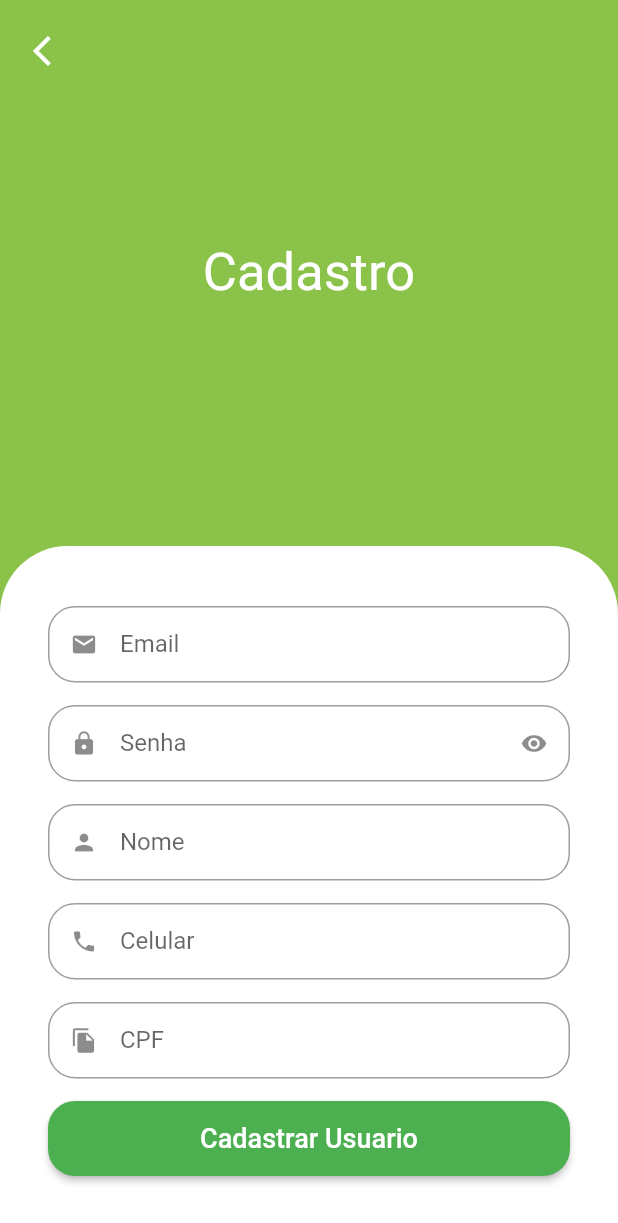
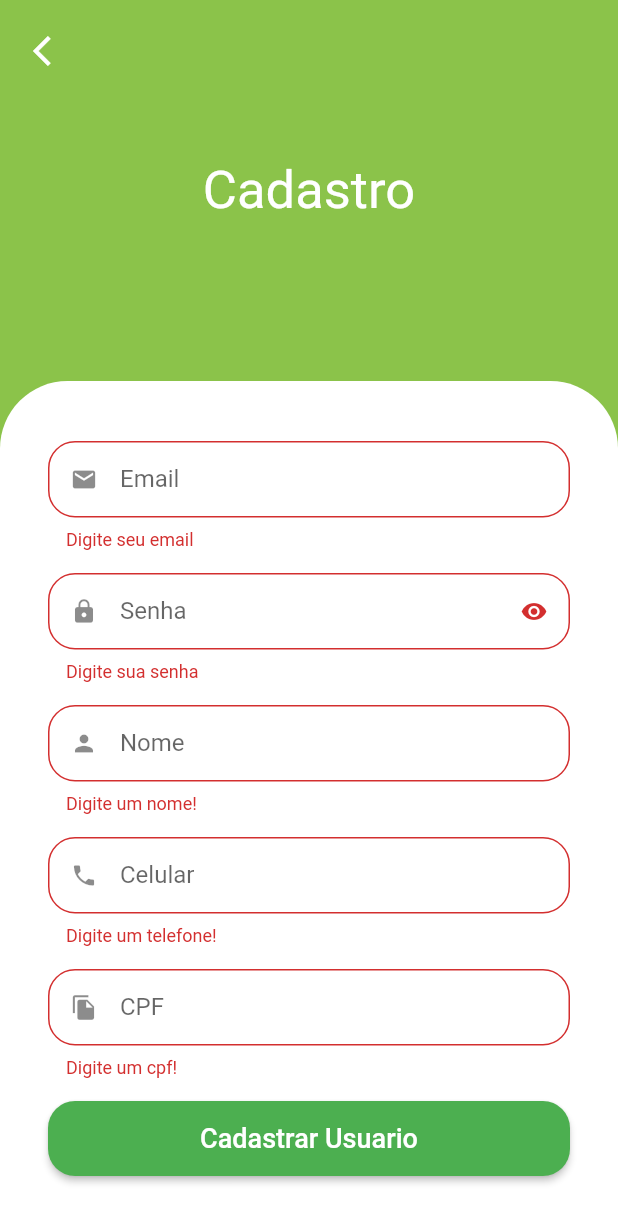
Before and after one commit to jauumgod/greengrocer_flutter, a Flutter app: the SignUpScreen screen opened by its route, after a tap on "Cadastrar Usuario", on a phone screen of 412 x 824 dp. Shown: the top 1223 px of the screen. Run offline on Flutter 3.47's test engine with Material 2 defaults, Android fonts, the phone set to English and light mode, and no system bars; our stand-ins replace animated_text_kit, dio, flutter_secure_storage, fluttertoast, freezed_annotation, get and 3 more; missing offline and left inert: add_to_cart_animation; accounts and stored records are empty.

```diff
--- a/lib/src/pages/auth/controller/auth_controller.dart
+++ b/lib/src/pages/auth/controller/auth_controller.dart
@@ -27,8 +27,7 @@ class AuthController extends GetxController {
     if (token == null) {
       Get.offAllNamed(PagesRoutes.signInRoute);
       return;
-    }
-    else{
+    } else {
       AuthResult result = await authRepository.validateToken(token);
 
       result.when(
@@ -41,12 +40,9 @@ class AuthController extends GetxController {
         },
       );
     }
-
-
   }
 
   Future<void> signOut() async {
-
     //zerar user
     user = UserModel();
     //remover token
--- a/lib/src/pages/auth/view/sign_in_screen.dart
+++ b/lib/src/pages/auth/view/sign_in_screen.dart
@@ -4,6 +4,7 @@ import 'package:get/get.dart';
 import 'package:greengrocer/src/config/custom_colors.dart';
 import 'package:greengrocer/src/pages/common_widgets/app_name_widget.dart';
 import '../../../pages_routes/app_pages.dart';
+import '../../../services/validators.dart';
 import '../components/custom_text_field.dart';
 import '../controller/auth_controller.dart';
 
@@ -78,15 +79,7 @@ class SignScreen extends StatelessWidget {
                           controller: emailController,
                           icon: Icons.email,
                           label: 'Email',
-                          validator: (email) {
-                            if (email == null || email.isEmpty)
-                              return 'Digite seu email';
-
-                            if (!email.isEmail)
-                              return 'Digite um email válido!';
-
-                            return null;
-                          },
+                          validator: emailValidator,
                         ),
                         //SENHA
                         CustomTextField(
@@ -96,15 +89,15 @@ class SignScreen extends StatelessWidget {
                             isSecret: true,
                             validator: (password) {
                               if (password == null || password.isEmpty) {
-                                return 'Digite sua senha';
+                                return "Digite sua senha";
                               }
-
                               if (password.length < 7) {
-                                return 'Digite uma senha com pelo menos 07 caracteres.';
+                                return 'Digite uma senha com pelo menos 7 caracteres.';
                               }
 
                               return null;
-                            }),
+                            },
+                            ),
 
                         //BOTAO DE ENTRAR
                         SizedBox(
--- a/lib/src/pages/auth/view/sign_up_screen.dart
+++ b/lib/src/pages/auth/view/sign_up_screen.dart
@@ -1,6 +1,7 @@
 import 'package:flutter/material.dart';
 import 'package:greengrocer/src/pages/auth/components/custom_text_field.dart';
 import 'package:greengrocer/src/config/custom_colors.dart';
+import 'package:greengrocer/src/services/validators.dart';
 import 'package:mask_text_input_formatter/mask_text_input_formatter.dart';
 
 class SignUpScreen extends StatelessWidget {
@@ -14,7 +15,9 @@ class SignUpScreen extends StatelessWidget {
     mask: '(##)#####-####',
     filter: {'#': RegExp(r'[0-9]')},
   );
+
   final _formKey = GlobalKey<FormState>();
+
 
   @override
   Widget build(BuildContext context) {
@@ -56,23 +59,28 @@ class SignUpScreen extends StatelessWidget {
                     child: Column(
                       crossAxisAlignment: CrossAxisAlignment.stretch,
                       children: [
-                        const CustomTextField(
-                            icon: Icons.email,
-                            label: 'Email',
-                            textInputType: TextInputType.emailAddress,
-                            ),
-                        const CustomTextField(
+                        CustomTextField(
+                          icon: Icons.email,
+                          label: 'Email',
+                          validator: emailValidator,
+                          textInputType: TextInputType.emailAddress,
+                        ),
+                        CustomTextField(
                           icon: Icons.lock,
                           label: 'Senha',
                           isSecret: true,
+                            validator: passwordValidator,
                         ),
-                        const CustomTextField(
-                            icon: Icons.person,
-                            label: 'Nome'),
+                        CustomTextField(
+                          icon: Icons.person,
+                          label: 'Nome',
+                          validator: nameValidator,
+                        ),
                         CustomTextField(
                           icon: Icons.phone,
                           label: 'Celular',
                           inputFormatters: [phoneFormatter],
+                          validator: phoneValidator,
                           textInputType: TextInputType.phone,
                         ),
                         CustomTextField(
@@ -80,6 +88,7 @@ class SignUpScreen extends StatelessWidget {
                           label: 'CPF',
                           inputFormatters: [cpfFormatter],
                           textInputType: TextInputType.number,
+                          validator: cpfValidator,
                         ),
                         SizedBox(
                           height: 50,
@@ -88,7 +97,9 @@ class SignUpScreen extends StatelessWidget {
                                 shape: RoundedRectangleBorder(
                               borderRadius: BorderRadius.circular(18),
                             )),
-                            onPressed: () {},
+                            onPressed: () {
+                              _formKey.currentState!.validate();
+                            },
                             child: const Text(
                               'Cadastrar Usuario',
                               style: TextStyle(
--- a/lib/src/pages/profile/profile_tab.dart
+++ b/lib/src/pages/profile/profile_tab.dart
@@ -2,12 +2,15 @@ import 'package:flutter/material.dart';
 import 'package:greengrocer/src/pages/auth/components/custom_text_field.dart';
 import 'package:greengrocer/src/pages/auth/view/sign_in_screen.dart';
 
+
 class ProfileTab extends StatefulWidget {
   const ProfileTab({super.key});
+
 
   @override
   State<ProfileTab> createState() => _ProfileTabState();
 }
+
 
 class _ProfileTabState extends State<ProfileTab> {
   @override
--- a/lib/src/services/utils_services.dart
+++ b/lib/src/services/utils_services.dart
@@ -5,10 +5,9 @@ import 'package:intl/intl.dart';
 import 'package:intl/date_symbol_data_local.dart';
 
 AndroidOptions _getAndroidOptions() => const AndroidOptions(
-        encryptedSharedPreferences: true,
-      );
+      encryptedSharedPreferences: true,
+    );
 final storage = FlutterSecureStorage(aOptions: _getAndroidOptions());
-
 
 class UtilsServices {
   final storage = const FlutterSecureStorage();
--- /dev/null
+++ b/lib/src/services/validators.dart
@@ -0,0 +1,51 @@
+import 'package:get/get.dart';
+
+String? emailValidator(String? email) {
+  if (email == null || email.isEmpty) {
+    return 'Digite seu email';
+  }
+
+  if (!email.isEmail) return 'Digite um email válido!';
+
+  return null;
+}
+
+String? passwordValidator(password) {
+  if (password == null || password.isEmpty) {
+    return "Digite sua senha";
+  }
+  if (password.length < 7) {
+    return 'Digite uma senha com pelo menos 7 caracteres.';
+  }
+
+  return null;
+}
+
+String? nameValidator(String? name) {
+  if (name == null || name.isEmpty) {
+    return 'Digite um nome!';
+  }
+
+  final names = name.split(" ");
+  if (names.length == 1) return "Digite seu nome completo";
+
+  return null;
+}
+
+String? phoneValidator(String? phone) {
+  if (phone == null || phone.isEmpty) {
+    return 'Digite um telefone!';
+  }
+  if (!phone.isPhoneNumber || phone.length < 14){
+    return "Digite um numero valido";}
+
+  return null;
+}
+
+String? cpfValidator(String? cpf) {
+  if (cpf == null || cpf.isEmpty) {
+    return 'Digite um cpf!';
+  }
+  if (!cpf.isCpf) return "Digite um cpf valido";
+  return null;
+}
```
Also changed, not shown: lib/src/services/views_users.dart (added). Lines whose indentation alone changed are shown as unchanged.
